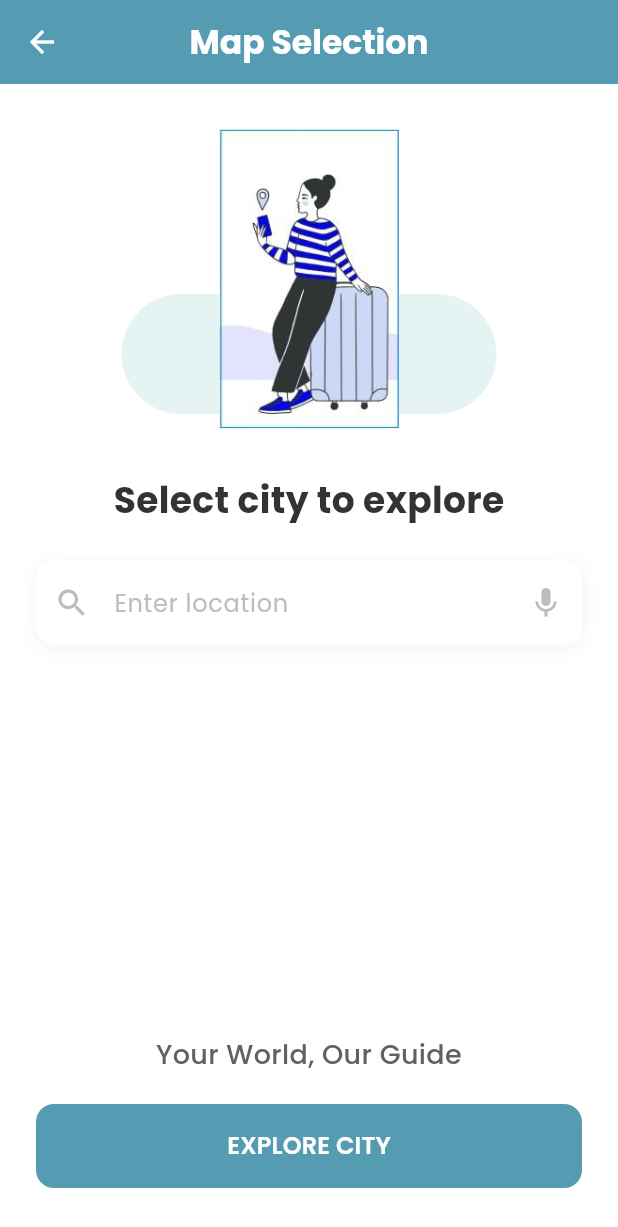
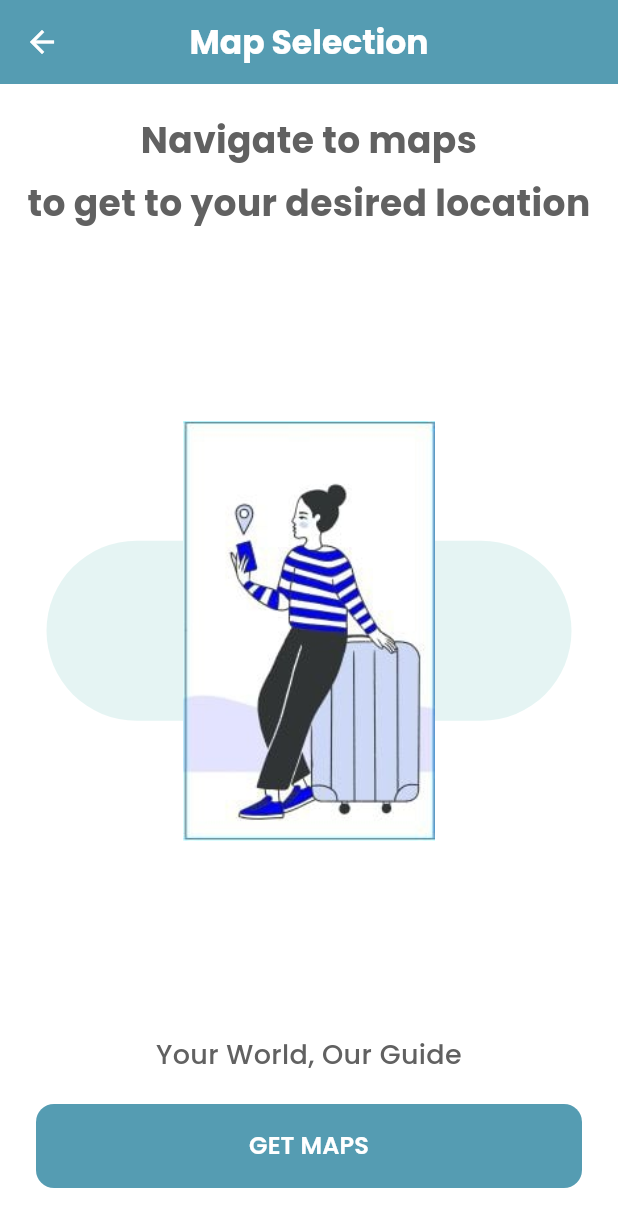
Before and after one commit to Mahad-Ghauri/Tour_guide-main, a Flutter app: the MapSelectionScreen screen opened by its route, on a phone screen of 412 x 824 dp. Shown: the top 1227 px of the screen. Run offline on Flutter 3.47's test engine with Material 3 defaults, Android fonts, the phone set to English and light mode, and no system bars; our stand-ins replace confetti, flutter_rating_bar, flutter_staggered_animations, flutter_tts, geolocator, google_fonts and 7 more; missing offline and left inert: flutter_google_places_sdk, qr_code_scanner; accounts and stored records are empty; statements that could not run were skipped.

```diff
--- a/lib/Screens/billing_detail_screen.dart
+++ b/lib/Screens/billing_detail_screen.dart
@@ -173,7 +173,7 @@ class _BillingDetailsScreenState extends State<BillingDetailsScreen> {
         centerTitle: true,
       ),
       body: Container(
-        color: Colors.white,
+        color: Colors.blue[50],
         child: SingleChildScrollView(
           child: Padding(
             padding: const EdgeInsets.symmetric(horizontal: 12.0, vertical: 18.0),
@@ -184,6 +184,7 @@ class _BillingDetailsScreenState extends State<BillingDetailsScreen> {
                 children: [
                   // Guide Information Card
                   Card(
+                    color: Colors.blue[50],
                     elevation: 4,
                     shape: RoundedRectangleBorder(
                       borderRadius: BorderRadius.circular(12),
@@ -436,6 +437,7 @@ class _BillingDetailsScreenState extends State<BillingDetailsScreen> {
 
                   // Price Breakdown
                   Card(
+                    color: Colors.blue[50],
                     elevation: 4,
                     shape: RoundedRectangleBorder(
                       borderRadius: BorderRadius.circular(12),
--- a/lib/Screens/hire_tour_guide.dart
+++ b/lib/Screens/hire_tour_guide.dart
@@ -284,6 +284,7 @@ class _HireTourGuideScreenState extends State<HireTourGuideScreen> {
                                   },
                                   style: ElevatedButton.styleFrom(
                                     backgroundColor: const Color(0xFF559CB2),
+                                    foregroundColor: Colors.white,
                                     shape: RoundedRectangleBorder(
                                       borderRadius: BorderRadius.circular(10),
                                     ),
--- a/lib/Screens/map_screen.dart
+++ b/lib/Screens/map_screen.dart
@@ -207,8 +207,12 @@ class _MapScreenState extends State<MapScreen> with WidgetsBindingObserver {
       },
       child: Scaffold(
         appBar: AppBar(
-          title: Text('Navigation to ${widget.placeName}'),
+          title: Text('Map Navigation'),
           automaticallyImplyLeading: !_hasReachedDestination,
+          backgroundColor: const Color(0xFF559CB2),
+          foregroundColor: Colors.white,
+          elevation: 0,
+          centerTitle: true,
         ),
         body: _currentLocation == null
             ? const Center(child: CircularProgressIndicator())
--- a/lib/Screens/map_selection_Screen.dart
+++ b/lib/Screens/map_selection_Screen.dart
@@ -19,96 +19,78 @@ class _MapSelectionScreenState extends State<MapSelectionScreen> {
           'Map Selection',
           style: TextStyle(
             fontWeight: FontWeight.bold,
-            color: Colors.white, // Set font color to white
+            color: Colors.white,
           ),
         ),
-        backgroundColor: const Color(0xFF559CB2), // Match logo screen background color
+        backgroundColor: const Color(0xFF559CB2),
         foregroundColor: Colors.white,
         elevation: 0,
         centerTitle: true,
       ),
       body: SafeArea(
-        child: Padding(
-          padding: const EdgeInsets.symmetric(horizontal: 24.0),
         child: Column(
           children: [
             const SizedBox(height: 20),
 
-              // Illustration Section
-              SizedBox(
-                height: 220,
-                width: double.infinity,
+            // Heading
+            Column(
+              children: [
+                Text(
+                  'Navigate to maps',
+                  style: TextStyle(
+                    fontSize: 24,
+                    fontWeight: FontWeight.bold,
+                    color: Colors.grey[700],
+                  ),
+                  textAlign: TextAlign.center,
+                ),
+                const SizedBox(height: 8),
+                Text(
+                  'to get to your desired location',
+                  style: TextStyle(
+                    fontSize: 24,
+                    fontWeight: FontWeight.bold,
+                    color: Colors.grey[700],
+                  ),
+                  textAlign: TextAlign.center,
+                ),
+              ],
+            ),
+
+            // Main Content with Centered Image
+            Expanded(
+              child: Center(
                 child: Stack(
                   alignment: Alignment.center,
                   children: [
                     // Light background circle
-                    Positioned(
-                      bottom: 20,
-                      child: Container(
-                        width: 250,
-                        height: 80,
+                    Container(
+                      width: 350,
+                      height: 120,
                       decoration: BoxDecoration(
                         color: Colors.teal.withOpacity(0.1),
-                          borderRadius: BorderRadius.circular(100),
-                        ),
+                        borderRadius: BorderRadius.circular(175),
                       ),
                     ),
                     // Travel image
                     Image.asset(
                       'assets/images/travel.jpg',
-                      width: 240,
-                      height: 200,
+                      width: 320,
+                      height: 280,
                       fit: BoxFit.contain,
                     ),
                   ],
                 ),
               ),
-
-              const SizedBox(height: 20),
-
-              // Heading
-              const Text(
-                'Select city to explore',
-                style: TextStyle(
-                  fontSize: 24,
-                  fontWeight: FontWeight.bold,
-                  color: Color(0xFF333333),
-                ),
             ),
 
-              const SizedBox(height: 24),
-
-              // Search Bar
-              Container(
-                decoration: BoxDecoration(
-                  color: Colors.white,
-                  borderRadius: BorderRadius.circular(12),
-                  boxShadow: [
-                    BoxShadow(
-                      color: Colors.black.withOpacity(0.05),
-                      blurRadius: 10,
-                      offset: const Offset(0, 2),
-                    ),
-                  ],
-                ),
-                child: TextField(
-                  decoration: InputDecoration(
-                    hintText: 'Enter location',
-                    hintStyle: TextStyle(color: Colors.grey[400], fontSize: 16),
-                    prefixIcon: Icon(Icons.search, color: Colors.grey[400]),
-                    suffixIcon: Icon(Icons.mic, color: Colors.grey[400]),
-                    border: InputBorder.none,
-                    contentPadding: const EdgeInsets.symmetric(vertical: 16),
-                  ),
-                ),
-              ),
-
-              const Spacer(),
-
+            // Bottom Section
+            Padding(
+              padding: const EdgeInsets.symmetric(horizontal: 24.0),
+              child: Column(
+                children: [
                   // Tagline
-              Padding(
-                padding: const EdgeInsets.symmetric(horizontal: 16.0),
-                child: Text(
+                  Text(
                     'Your World, Our Guide',
                     style: TextStyle(
                       fontSize: 18,
@@ -118,37 +100,36 @@ class _MapSelectionScreenState extends State<MapSelectionScreen> {
                     ),
                     textAlign: TextAlign.center,
                   ),
-              ),
 
                   const SizedBox(height: 20),
 
-              // Explore Button
+                  // Get Maps Button
                   SizedBox(
                     width: double.infinity,
                     height: 56,
                     child: ElevatedButton(
                       onPressed: () {
-            final loc = LatLng(37.7749, -122.4194); // Example coordinates for San Francisco
+                        final loc = LatLng(37.7749, -122.4194);
                         Navigator.push(
                           context,
                           MaterialPageRoute(
-                builder: (context) =>  MapScreen(
-                  placeName: 'Default Location', // Replace with a valid location name
+                            builder: (context) => MapScreen(
+                              placeName: 'Default Location',
                               destination: LatLng(loc.latitude, loc.longitude),
                             ),
                           ),
                         );
                       },
                       style: ElevatedButton.styleFrom(
-                    backgroundColor: const Color(0xFF559CB2), // Match logo screen button color
-                    foregroundColor: Colors.white, // Set font color to white
+                        backgroundColor: const Color(0xFF559CB2),
+                        foregroundColor: Colors.white,
                         shape: RoundedRectangleBorder(
                           borderRadius: BorderRadius.circular(12),
                         ),
                         elevation: 0,
                       ),
                       child: const Text(
-                    'EXPLORE CITY',
+                        'GET MAPS',
                         style: TextStyle(fontSize: 16, fontWeight: FontWeight.w600),
                       ),
                     ),
@@ -158,6 +139,8 @@ class _MapSelectionScreenState extends State<MapSelectionScreen> {
                 ],
               ),
             ),
+          ],
+        ),
       ),
     );
   }
--- a/lib/routes.dart
+++ b/lib/routes.dart
@@ -25,6 +25,8 @@ import'package:tour_guide_application/screens/confirmation_screen.dart';
 import'package:tour_guide_application/screens/main_screen.dart';
 import'package:tour_guide_application/screens/payment_screen.dart';
 import 'package:tour_guide_application/Screens/billing_detail_screen.dart';
+import 'package:tour_guide_application/Screens/qr_scanner_screen.dart';
+import 'package:tour_guide_application/Screens/qr_details_screen.dart';
 
 
 
@@ -52,6 +54,8 @@ class Routes {
   static const String resetPassword = '/reset_password';
   static const String editProfile = '/edit_profile';
   static const String helpCenter = '/help_center';
+  static const String qrScanner = '/qr_scanner';
+  static const String qrDetails = '/qr_details';
 
   static Map<String, WidgetBuilder> getRoutes() {
     return {
@@ -63,6 +67,8 @@ class Routes {
       citySelection: (context) => const CitySelectionScreen(),
       map: (context) => MapScreen(placeName: 'Default Place', destination: LatLng(0.0, 0.0)),
       mapSelection: (context) => const MapSelectionScreen(),
+      qrScanner: (context) => const QrScannerScreen(),
+      qrDetails: (context) => const QrDetailsScreen(),
       viewAlbum: (context) => const ViewAlbumScreen(),
       addPhoto: (context) => const CreateAlbumScreen(),
       review: (context) => const ReviewScreen(backgroundColor: Colors.transparent,),
@@ -106,6 +112,10 @@ class Routes {
         return MaterialPageRoute(builder: (_) => const CalendarView());
       case citySelection:
         return MaterialPageRoute(builder: (_) => const CitySelectionScreen());
+      case qrScanner:
+        return MaterialPageRoute(builder: (_) => const QrScannerScreen());
+      case qrDetails:
+        return MaterialPageRoute(builder: (_) => const QrDetailsScreen());
       case map:
         return MaterialPageRoute(builder: (_) => MapScreen(placeName: 'Default Place', destination: LatLng(0.0, 0.0)));
       case viewAlbum:
```
Also changed, not shown: lib/Components/trending_section.dart (+9 -5 lines), lib/Screens/qr_details_screen.dart (added, +40 -0 lines), lib/Screens/qr_scanner_screen.dart (added, +59 -0 lines), lib/Screens/view_album_screen.dart (+10 -10 lines), lib/Services/supabase_service.dart (+18 -0 lines), lib/data/place_data.dart (added, +20 -0 lines), lib/models/place_detail.dart (added, +25 -0 lines), assets/images/destination1.jpg, assets/images/destination2.jpg. Lines whose indentation alone changed are shown as unchanged.
